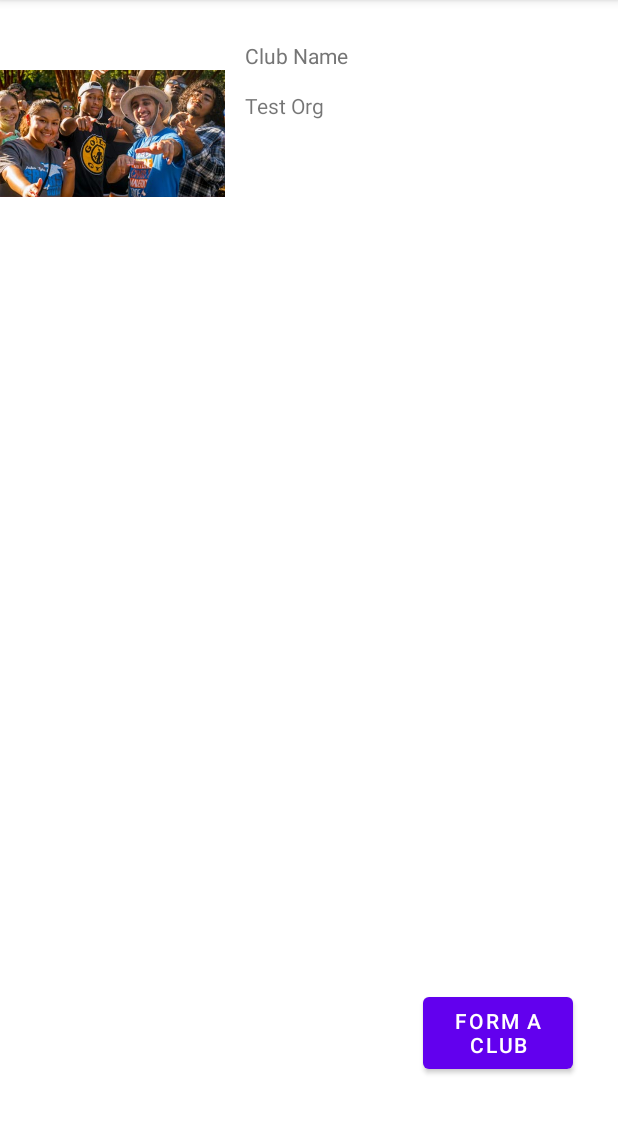
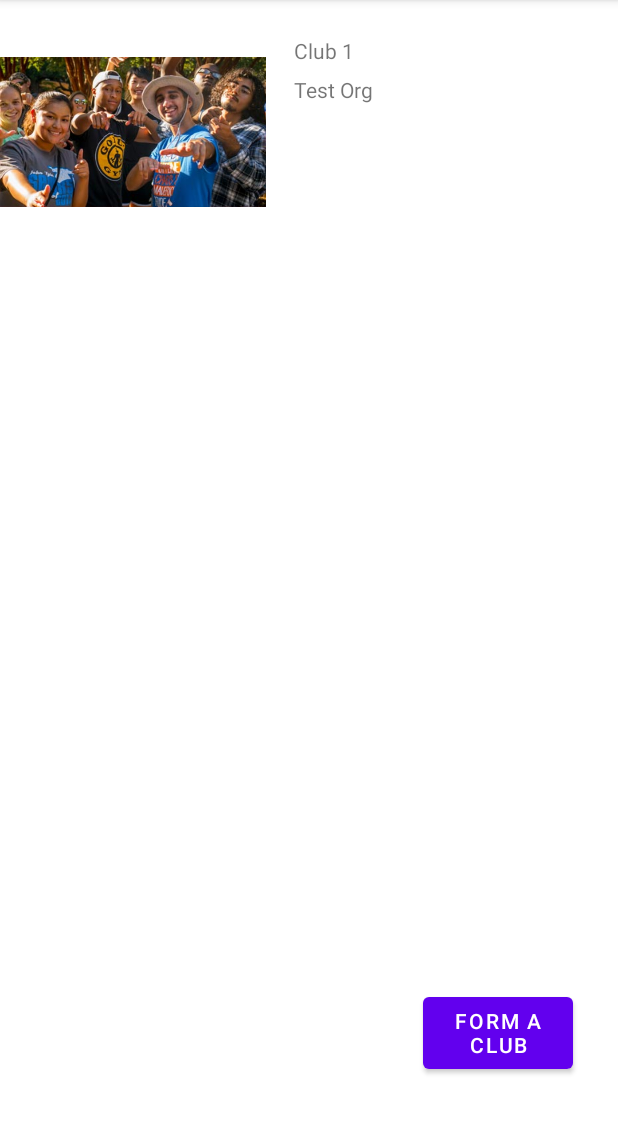
Before and after one commit to ChauPhucNguyen/MaverickBazaar, an Android app: the Clubs screen opened directly, with no data from a screen before it, on a phone screen of 412 x 824 dp, the part 84-1218 px from its top. Run offline under Robolectric (Android 15) with nearby library versions, the phone set to English and light mode, and no system bars.

Commit message:
Clubs no longer crashing

```diff
--- a/app/src/main/java/com/example/maverickbazaar/RecyclerAdapterClubs.java
+++ b/app/src/main/java/com/example/maverickbazaar/RecyclerAdapterClubs.java
@@ -56,8 +56,8 @@ public class RecyclerAdapterClubs extends RecyclerView.Adapter<RecyclerAdapterCl
         String callingActivity;
         public ImageViewHolder(@NonNull View itemView, Context context, int[] images, String[] details, String[] name, String callingActivity) {
             super(itemView);
-            img=itemView.findViewById(R.id.RelativeLayout);
-            img_name=itemView.findViewById(R.id.clubName);
+            img=itemView.findViewById(R.id.club_img);
+            img_name=itemView.findViewById(R.id.club_name);
             img_det=itemView.findViewById(R.id.club_details);
             itemView.setOnClickListener(this);
             this.context=context;
--- a/app/src/main/java/com/example/maverickbazaar/RecyclerAdapterStore.java
+++ b/app/src/main/java/com/example/maverickbazaar/RecyclerAdapterStore.java
@@ -57,7 +57,7 @@ public class RecyclerAdapterStore extends RecyclerView.Adapter<RecyclerAdapterSt
         String callingActivity;
         public ImageViewHolder(@NonNull View itemView, Context context, int[] images, String[] details, int[] prices, String callingActivity) {
             super(itemView);
-            img=itemView.findViewById(R.id.RelativeLayout);
+            img=itemView.findViewById(R.id.imageView);
             img_det=itemView.findViewById(R.id.item_name);
             img_price=itemView.findViewById(R.id.item_price);
             itemView.setOnClickListener(this);
--- a/app/src/main/res/layout/list_club.xml
+++ b/app/src/main/res/layout/list_club.xml
@@ -6,39 +6,31 @@
     android:layout_height="match_parent">
 
     <ImageView
-        android:id="@+id/RelativeLayout"
-        android:layout_width="0dp"
-        android:layout_height="178dp"
-        android:layout_marginEnd="13dp"
-        android:contentDescription="Club Image"
-        app:layout_constraintEnd_toStartOf="@+id/club_name"
+        android:id="@+id/club_img"
+        android:layout_width="177dp"
+        android:layout_height="168dp"
+        android:layout_marginTop="4dp"
         app:layout_constraintStart_toStartOf="parent"
         app:layout_constraintTop_toTopOf="parent"
         tools:srcCompat="@tools:sample/avatars" />
 
     <TextView
         android:id="@+id/club_name"
-        android:layout_width="153dp"
-        android:layout_height="32dp"
-        android:layout_marginTop="27dp"
-        android:layout_marginEnd="95dp"
-        android:layout_marginBottom="1dp"
-        android:hint="Club Name"
-        android:textColorHint="#757575"
-        app:layout_constraintBottom_toTopOf="@+id/club_details"
+        android:layout_width="160dp"
+        android:layout_height="27dp"
+        android:layout_marginTop="20dp"
+        android:layout_marginEnd="56dp"
+        android:hint="club names"
         app:layout_constraintEnd_toEndOf="parent"
-        app:layout_constraintStart_toEndOf="@+id/RelativeLayout"
-        app:layout_constraintTop_toTopOf="parent" />
+        app:layout_constraintTop_toTopOf="@+id/club_img" />
 
     <TextView
         android:id="@+id/club_details"
-        android:layout_width="221dp"
-        android:layout_height="0dp"
-        android:layout_marginBottom="558dp"
+        android:layout_width="0dp"
+        android:layout_height="122dp"
+        android:layout_marginEnd="9dp"
         android:hint="club details"
-        android:textColorHint="#757575"
-        app:layout_constraintBottom_toBottomOf="parent"
-        app:layout_constraintStart_toStartOf="@+id/club_name"
-        app:layout_constraintTop_toBottomOf="@+id/club_name" />
-
+        app:layout_constraintBottom_toBottomOf="@+id/club_img"
+        app:layout_constraintEnd_toEndOf="parent"
+        app:layout_constraintStart_toStartOf="@+id/club_name" />
 </androidx.constraintlayout.widget.ConstraintLayout>
```
Also changed, not shown: app/src/main/res/layout/list_item.xml (+15 -15 lines).
